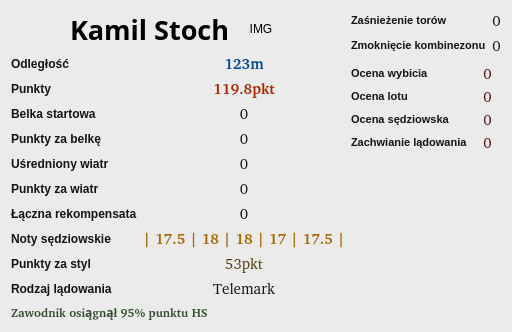
First picture: the form in source/UI/ResultsShowing/JumpDataDetailedInfoWindow.ui, repository SiekamCebule/sj-sim, before the edit.
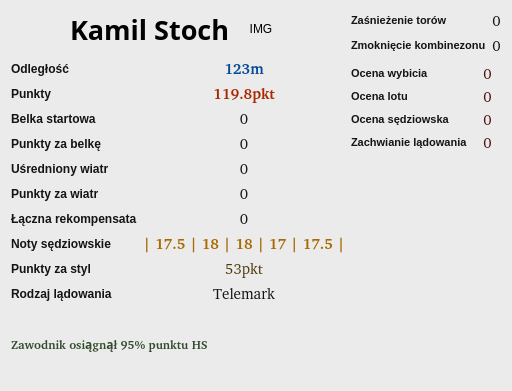
Second picture: the form after the edit.

Commit message: TableView for Single Jumps results, slightly improved wind generation (characteristics of generator) and improved support landing generation chances

Diff of the .ui file:
```diff
--- a/source/UI/ResultsShowing/JumpDataDetailedInfoWindow.ui
+++ b/source/UI/ResultsShowing/JumpDataDetailedInfoWindow.ui
@@ -6,8 +6,8 @@
    <rect>
     <x>0</x>
     <y>0</y>
-    <width>476</width>
-    <height>330</height>
+    <width>485</width>
+    <height>391</height>
    </rect>
   </property>
   <property name="sizePolicy">
@@ -506,19 +506,6 @@
        </property>
       </layout>
      </item>
-     <item>
-      <spacer name="verticalSpacer_4">
-       <property name="orientation">
-        <enum>Qt::Vertical</enum>
-       </property>
-       <property name="sizeHint" stdset="0">
-        <size>
-         <width>20</width>
-         <height>40</height>
-        </size>
-       </property>
-      </spacer>
-     </item>
     </layout>
    </item>
    <item>
```
The commit also changes 15 other files.
